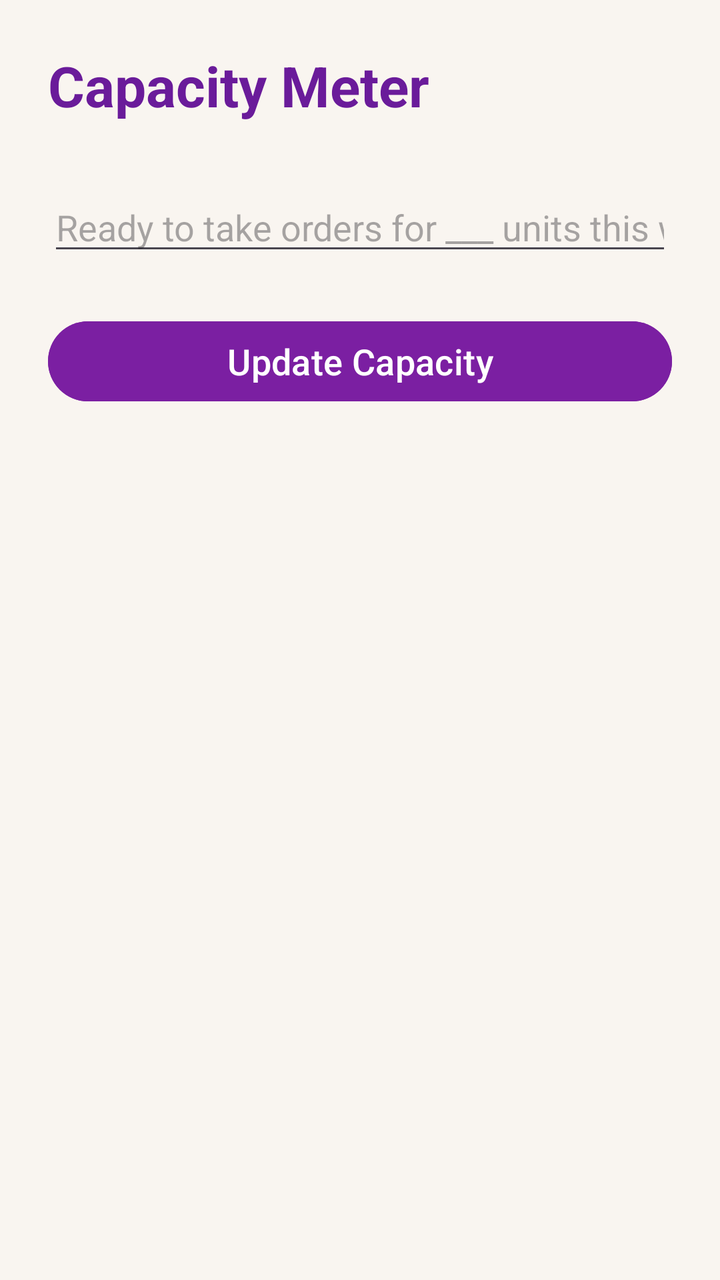
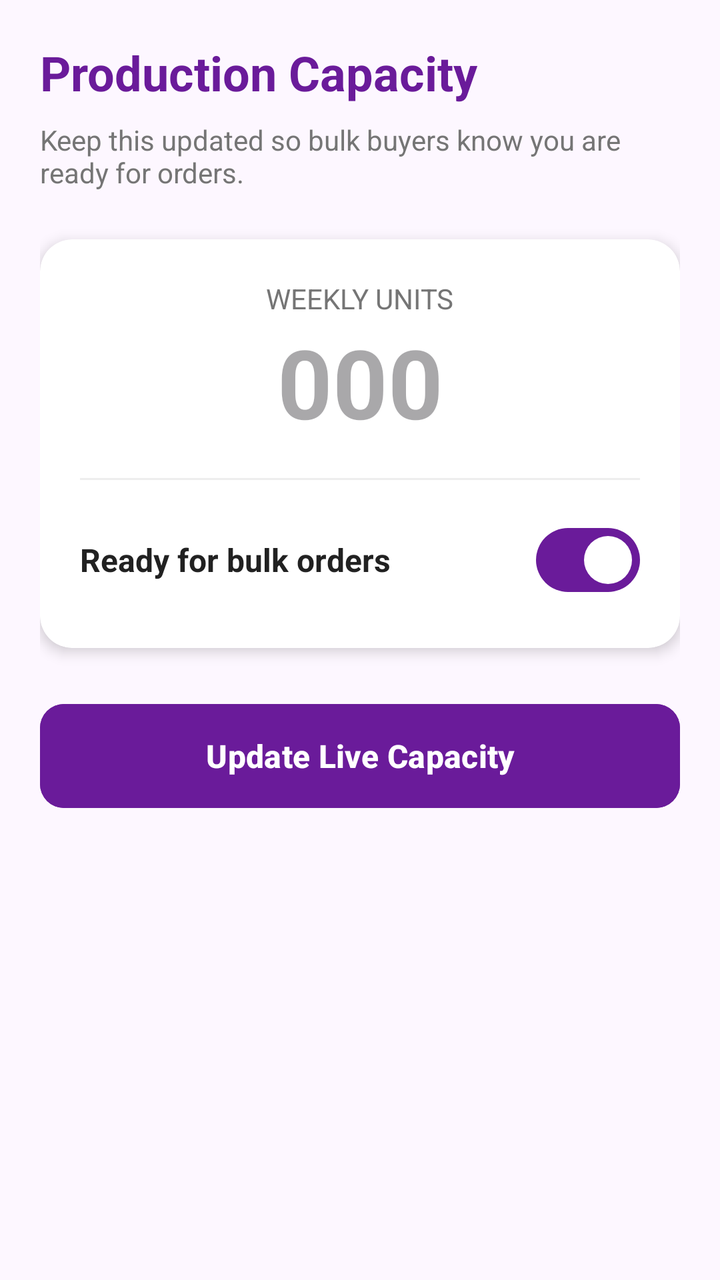

Before-and-after screenshots of an Android layout around one commit, followed by the original layout XML and the change that was made.
<!-- AndroidManifest.xml: application theme Theme.KutiraKushala -->
<!-- res/layout/activity_capacity_meter.xml -->
<?xml version="1.0" encoding="utf-8"?>
<LinearLayout xmlns:android="http://schemas.android.com/apk/res/android"
    android:layout_width="match_parent"
    android:layout_height="match_parent"
    android:orientation="vertical"
    android:padding="24dp"
    android:background="#F9F5F0">

    <TextView
        android:layout_width="wrap_content"
        android:layout_height="wrap_content"
        android:text="Capacity Meter"
        android:textSize="28sp"
        android:textStyle="bold"
        android:textColor="#6A1B9A"
        android:layout_marginBottom="30dp"/>

    <EditText
        android:id="@+id/etWeeklyCapacity"
        android:layout_width="match_parent"
        android:layout_height="wrap_content"
        android:hint="Ready to take orders for ___ units this week"
        android:inputType="number"
        android:layout_marginBottom="24dp"/>

    <Button
        android:id="@+id/btnSaveCapacity"
        android:layout_width="match_parent"
        android:layout_height="wrap_content"
        android:text="Update Capacity"
        android:textSize="18sp"
        android:backgroundTint="#7B1FA2"/>

</LinearLayout>
<!-- resources referenced by this layout -->
<resources>
  <style name="Theme.KutiraKushala" parent="Base.Theme.KutiraKushala" />
  <style name="Base.Theme.KutiraKushala" parent="Theme.Material3.DayNight.NoActionBar">
          
          
      </style>
</resources>

<!-- the commit's change to res/layout/activity_capacity_meter.xml (unified diff, before → after) -->
@@ -1,34 +1,102 @@
 <?xml version="1.0" encoding="utf-8"?>
 <LinearLayout xmlns:android="http://schemas.android.com/apk/res/android"
+    xmlns:app="http://schemas.android.com/apk/res-auto"
     android:layout_width="match_parent"
     android:layout_height="match_parent"
     android:orientation="vertical"
-    android:padding="24dp"
-    android:background="#F9F5F0">
+    android:background="@color/background"
+    android:padding="20dp">
 
     <TextView
         android:layout_width="wrap_content"
         android:layout_height="wrap_content"
-        android:text="Capacity Meter"
-        android:textSize="28sp"
+        android:text="Production Capacity"
+        android:textSize="24sp"
         android:textStyle="bold"
-        android:textColor="#6A1B9A"
-        android:layout_marginBottom="30dp"/>
+        android:textColor="@color/colorPrimary"
+        android:layout_marginBottom="8dp"/>
 
-    <EditText
-        android:id="@+id/etWeeklyCapacity"
+    <TextView
+        android:layout_width="wrap_content"
+        android:layout_height="wrap_content"
+        android:text="Keep this updated so bulk buyers know you are ready for orders."
+        android:textSize="14sp"
+        android:textColor="@color/textSecondary"
+        android:layout_marginBottom="24dp"/>
+
+    <androidx.cardview.widget.CardView
         android:layout_width="match_parent"
         android:layout_height="wrap_content"
-        android:hint="Ready to take orders for ___ units this week"
-        android:inputType="number"
-        android:layout_marginBottom="24dp"/>
+        app:cardCornerRadius="16dp"
+        app:cardElevation="4dp"
+        android:layout_marginBottom="24dp">
 
-    <Button
+        <LinearLayout
+            android:layout_width="match_parent"
+            android:layout_height="wrap_content"
+            android:orientation="vertical"
+            android:padding="20dp"
+            android:gravity="center">
+
+            <TextView
+                android:layout_width="wrap_content"
+                android:layout_height="wrap_content"
+                android:text="Weekly Units"
+                android:textSize="14sp"
+                android:textAllCaps="true"
+                android:textColor="@color/textSecondary"/>
+
+            <EditText
+                android:id="@+id/etWeeklyCapacity"
+                android:layout_width="wrap_content"
+                android:layout_height="wrap_content"
+                android:hint="000"
+                android:textSize="48sp"
+                android:textStyle="bold"
+                android:textColor="@color/colorPrimary"
+                android:inputType="number"
+                android:background="@android:color/transparent"
+                android:gravity="center"
+                android:minWidth="120dp"/>
+
+            <View
+                android:layout_width="match_parent"
+                android:layout_height="1dp"
+                android:background="#EEEEEE"
+                android:layout_marginVertical="16dp"/>
+
+            <LinearLayout
+                android:layout_width="match_parent"
+                android:layout_height="wrap_content"
+                android:orientation="horizontal"
+                android:gravity="center_vertical">
+
+                <TextView
+                    android:layout_width="0dp"
+                    android:layout_weight="1"
+                    android:layout_height="wrap_content"
+                    android:text="Ready for bulk orders"
+                    android:textSize="16sp"
+                    android:textStyle="bold"
+                    android:textColor="@color/textPrimary"/>
+
+                <com.google.android.material.materialswitch.MaterialSwitch
+                    android:id="@+id/switchReady"
+                    android:layout_width="wrap_content"
+                    android:layout_height="wrap_content"
+                    android:checked="true" />
+            </LinearLayout>
+        </LinearLayout>
+    </androidx.cardview.widget.CardView>
+
+    <com.google.android.material.button.MaterialButton
         android:id="@+id/btnSaveCapacity"
         android:layout_width="match_parent"
-        android:layout_height="wrap_content"
-        android:text="Update Capacity"
-        android:textSize="18sp"
-        android:backgroundTint="#7B1FA2"/>
+        android:layout_height="60dp"
+        android:text="Update Live Capacity"
+        app:cornerRadius="12dp"
+        android:textSize="16sp"
+        android:textStyle="bold"
+        android:backgroundTint="@color/colorPrimary"/>
 
 </LinearLayout>
<!-- resource entries referenced after the edit -->
@@ -1,9 +1,22 @@
 <!-- resources referenced by this layout -->
 <resources>
+  <color name="background">#FDF7FF</color>
+  <color name="colorPrimary">#6A1B9A</color>
+  <color name="textPrimary">#212121</color>
+  <color name="textSecondary">#757575</color>
   <style name="Theme.KutiraKushala" parent="Base.Theme.KutiraKushala" />
   <style name="Base.Theme.KutiraKushala" parent="Theme.Material3.DayNight.NoActionBar">
           
-          
+          <item name="colorPrimary">@color/colorPrimary</item>
+          <item name="colorOnPrimary">@color/white</item>
+          <item name="colorPrimaryVariant">@color/colorPrimaryVariant</item>
+          <item name="colorSecondary">@color/colorSecondary</item>
+          <item name="colorOnSecondary">@color/white</item>
+          <item name="android:windowBackground">@color/background</item>
+          <item name="android:statusBarColor">@color/colorPrimaryVariant</item>
       </style>
+  <color name="white">#FFFFFFFF</color>
+  <color name="colorPrimaryVariant">#4A148C</color>
+  <color name="colorSecondary">#1565C0</color>
 </resources>
 
